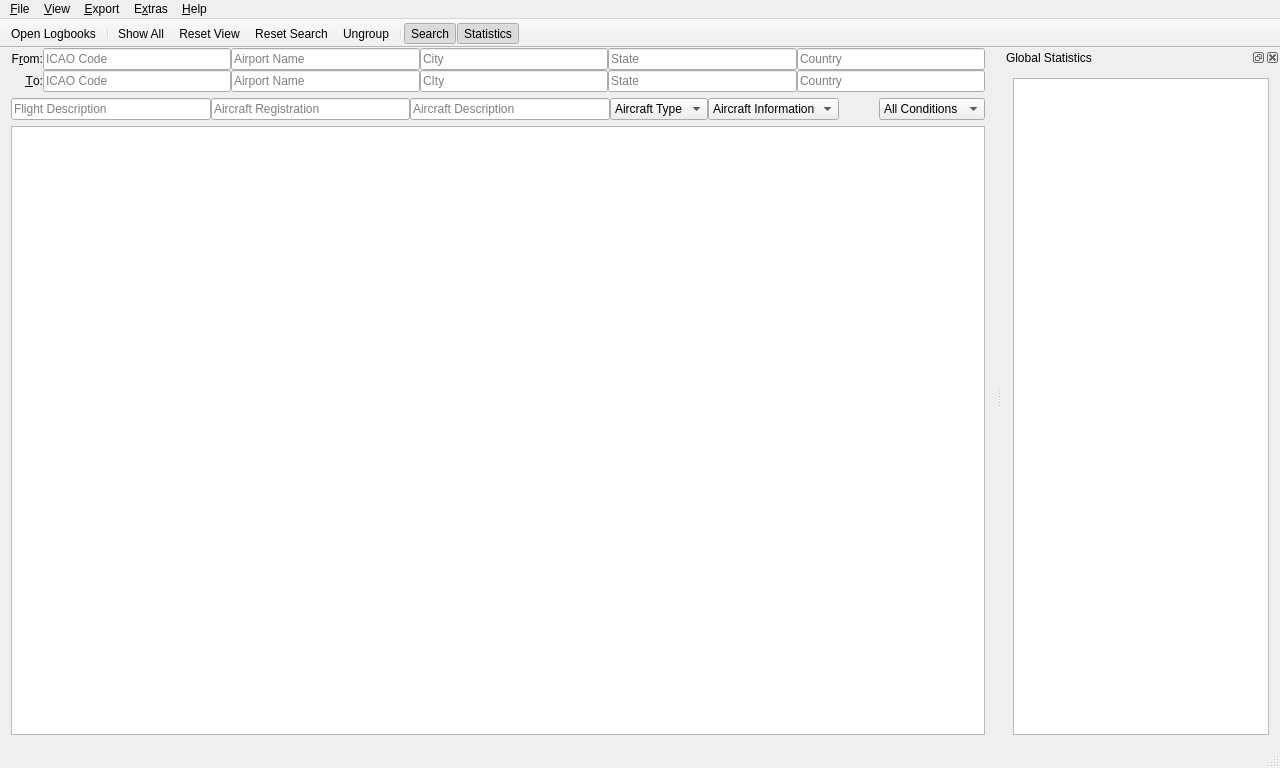
albar965/littlelogbook, file src/gui/mainwindow.ui: the form before one commit.
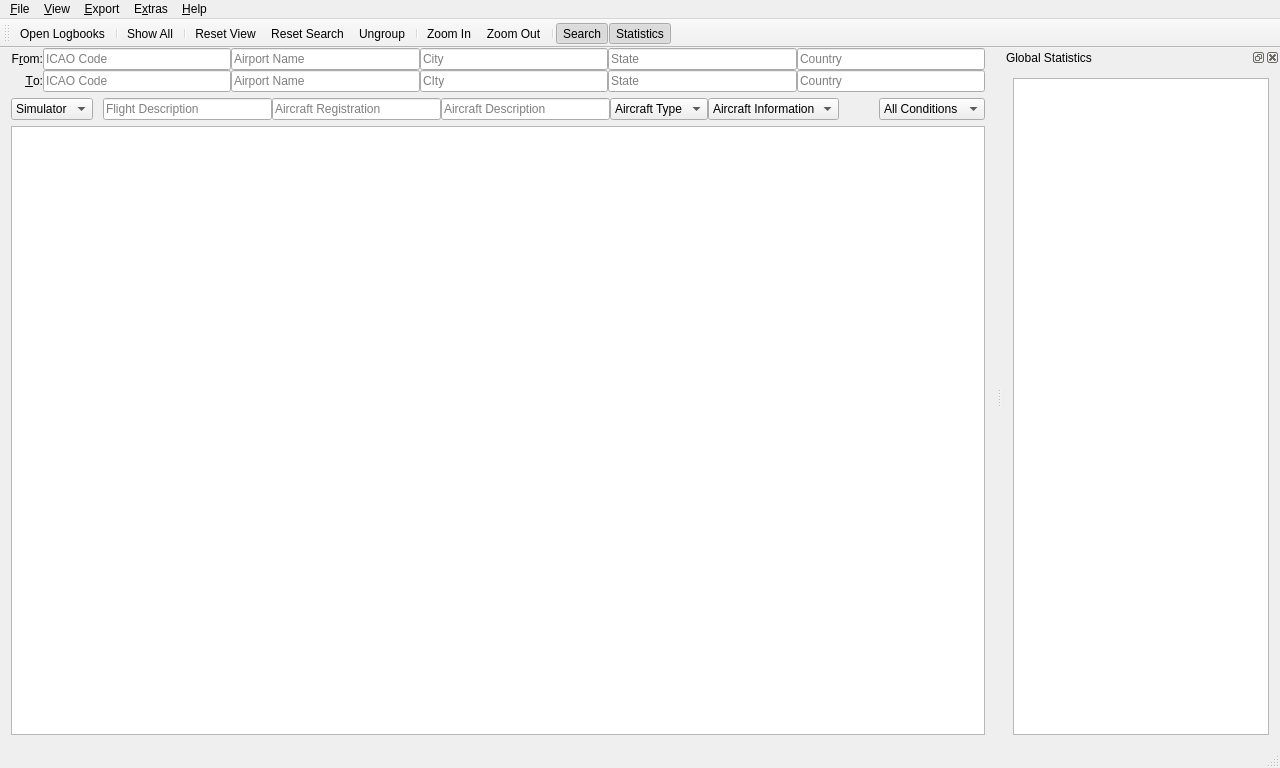
The form after the commit. Icons and pictures are not drawn.

Commit message: Added support for multiple flight simulator instances. Added zoom functionality for table view.

Patch:
```diff
--- a/src/gui/mainwindow.ui
+++ b/src/gui/mainwindow.ui
@@ -241,7 +241,64 @@
       <property name="spacing">
        <number>0</number>
       </property>
+      <item row="0" column="3">
+       <widget class="QLineEdit" name="aircraftRegLineEdit">
+        <property name="sizePolicy">
+         <sizepolicy hsizetype="Expanding" vsizetype="Fixed">
+          <horstretch>1</horstretch>
+          <verstretch>0</verstretch>
+         </sizepolicy>
+        </property>
+        <property name="toolTip">
+         <string>Registration of the aircraft used for a flight</string>
+        </property>
+        <property name="placeholderText">
+         <string>Aircraft Registration</string>
+        </property>
+        <property name="clearButtonEnabled">
+         <bool>true</bool>
+        </property>
+       </widget>
+      </item>
+      <item row="0" column="2">
+       <widget class="QLineEdit" name="descriptionLineEdit">
+        <property name="sizePolicy">
+         <sizepolicy hsizetype="Expanding" vsizetype="Fixed">
+          <horstretch>1</horstretch>
+          <verstretch>0</verstretch>
+         </sizepolicy>
+        </property>
+        <property name="toolTip">
+         <string>Short comment or descritption of a flight</string>
+        </property>
+        <property name="placeholderText">
+         <string>Flight Description</string>
+        </property>
+        <property name="clearButtonEnabled">
+         <bool>true</bool>
+        </property>
+       </widget>
+      </item>
       <item row="0" column="4">
+       <widget class="QLineEdit" name="aircraftDescrLineEdit">
+        <property name="sizePolicy">
+         <sizepolicy hsizetype="Expanding" vsizetype="Fixed">
+          <horstretch>1</horstretch>
+          <verstretch>0</verstretch>
+         </sizepolicy>
+        </property>
+        <property name="toolTip">
+         <string>Name or description of the aircraft used for a flight</string>
+        </property>
+        <property name="placeholderText">
+         <string>Aircraft Description</string>
+        </property>
+        <property name="clearButtonEnabled">
+         <bool>true</bool>
+        </property>
+       </widget>
+      </item>
+      <item row="0" column="6">
        <widget class="QComboBox" name="aircraftInfoComboBox">
         <property name="toolTip">
          <string>Other aircraft information</string>
@@ -258,7 +315,49 @@
         </item>
        </widget>
       </item>
-      <item row="0" column="6">
+      <item row="0" column="7">
+       <spacer name="horizontalSpacer">
+        <property name="orientation">
+         <enum>Qt::Horizontal</enum>
+        </property>
+        <property name="sizeHint" stdset="0">
+         <size>
+          <width>40</width>
+          <height>20</height>
+         </size>
+        </property>
+       </spacer>
+      </item>
+      <item row="0" column="0">
+       <widget class="QComboBox" name="simulatorComboBox">
+        <item>
+         <property name="text">
+          <string>Simulator</string>
+         </property>
+        </item>
+        <item>
+         <property name="text">
+          <string>FSX</string>
+         </property>
+        </item>
+        <item>
+         <property name="text">
+          <string>FSX SE</string>
+         </property>
+        </item>
+        <item>
+         <property name="text">
+          <string>P3D V2</string>
+         </property>
+        </item>
+        <item>
+         <property name="text">
+          <string>P3D V3</string>
+         </property>
+        </item>
+       </widget>
+      </item>
+      <item row="0" column="8">
        <widget class="QComboBox" name="conditionComboBox">
         <property name="toolTip">
          <string>Filter by all matching conditions or any matching condition</string>
@@ -275,7 +374,7 @@
         </item>
        </widget>
       </item>
-      <item row="0" column="3">
+      <item row="0" column="5">
        <widget class="QComboBox" name="aircraftTypeComboBox">
         <property name="toolTip">
          <string>Type of aircraft used for a flight</string>
@@ -310,71 +409,17 @@
         </item>
        </widget>
       </item>
-      <item row="0" column="2">
-       <widget class="QLineEdit" name="aircraftDescrLineEdit">
-        <property name="sizePolicy">
-         <sizepolicy hsizetype="Expanding" vsizetype="Fixed">
-          <horstretch>1</horstretch>
-          <verstretch>0</verstretch>
-         </sizepolicy>
-        </property>
-        <property name="toolTip">
-         <string>Name or description of the aircraft used for a flight</string>
-        </property>
-        <property name="placeholderText">
-         <string>Aircraft Description</string>
-        </property>
-        <property name="clearButtonEnabled">
-         <bool>true</bool>
-        </property>
-       </widget>
-      </item>
       <item row="0" column="1">
-       <widget class="QLineEdit" name="aircraftRegLineEdit">
-        <property name="sizePolicy">
-         <sizepolicy hsizetype="Expanding" vsizetype="Fixed">
-          <horstretch>1</horstretch>
-          <verstretch>0</verstretch>
-         </sizepolicy>
-        </property>
-        <property name="toolTip">
-         <string>Registration of the aircraft used for a flight</string>
-        </property>
-        <property name="placeholderText">
-         <string>Aircraft Registration</string>
-        </property>
-        <property name="clearButtonEnabled">
-         <bool>true</bool>
-        </property>
-       </widget>
-      </item>
-      <item row="0" column="0">
-       <widget class="QLineEdit" name="descriptionLineEdit">
-        <property name="sizePolicy">
-         <sizepolicy hsizetype="Expanding" vsizetype="Fixed">
-          <horstretch>1</horstretch>
-          <verstretch>0</verstretch>
-         </sizepolicy>
-        </property>
-        <property name="toolTip">
-         <string>Short comment or descritption of a flight</string>
-        </property>
-        <property name="placeholderText">
-         <string>Flight Description</string>
-        </property>
-        <property name="clearButtonEnabled">
-         <bool>true</bool>
-        </property>
-       </widget>
-      </item>
-      <item row="0" column="5">
-       <spacer name="horizontalSpacer">
+       <spacer name="horizontalSpacer_2">
         <property name="orientation">
          <enum>Qt::Horizontal</enum>
         </property>
+        <property name="sizeType">
+         <enum>QSizePolicy::Fixed</enum>
+        </property>
         <property name="sizeHint" stdset="0">
          <size>
-          <width>40</width>
+          <width>10</width>
           <height>20</height>
          </size>
         </property>
@@ -475,6 +520,10 @@
     <addaction name="actionResetView"/>
     <addaction name="actionResetSearch"/>
     <addaction name="actionUngroup"/>
+    <addaction name="separator"/>
+    <addaction name="actionZoomIn"/>
+    <addaction name="actionZoomOut"/>
+    <addaction name="actionZoomDefault"/>
    </widget>
    <widget class="QMenu" name="menuHelp">
     <property name="title">
@@ -517,10 +566,10 @@
     <string>Toolbar</string>
    </property>
    <property name="movable">
-    <bool>false</bool>
+    <bool>true</bool>
    </property>
    <property name="floatable">
-    <bool>false</bool>
+    <bool>true</bool>
    </property>
    <attribute name="toolBarArea">
     <enum>TopToolBarArea</enum>
@@ -531,10 +580,14 @@
    <addaction name="actionOpenLogbook"/>
    <addaction name="separator"/>
    <addaction name="actionShowAll"/>
+   <addaction name="separator"/>
    <addaction name="actionResetView"/>
    <addaction name="actionResetSearch"/>
    <addaction name="actionUngroup"/>
    <addaction name="separator"/>
+   <addaction name="actionZoomIn"/>
+   <addaction name="actionZoomOut"/>
+   <addaction name="separator"/>
    <addaction name="actionShowSearch"/>
    <addaction name="actionShowStatistics"/>
   </widget>
@@ -989,6 +1042,41 @@
     <string>Paths</string>
    </property>
   </action>
+  <action name="actionZoomIn">
+   <property name="icon">
+    <iconset resource="../../littlelogbook.qrc">
+     <normaloff>:/littlelogbook/resources/icons/zoomin.svg</normaloff>:/littlelogbook/resources/icons/zoomin.svg</iconset>
+   </property>
+   <property name="text">
+    <string>Zoom In</string>
+   </property>
+   <property name="shortcut">
+    <string>Ctrl++</string>
+   </property>
+  </action>
+  <action name="actionZoomOut">
+   <property name="icon">
+    <iconset resource="../../littlelogbook.qrc">
+     <normaloff>:/littlelogbook/resources/icons/zoomout.svg</normaloff>:/littlelogbook/resources/icons/zoomout.svg</iconset>
+   </property>
+   <property name="text">
+    <string>Zoom Out</string>
+   </property>
+   <property name="shortcut">
+    <string>Ctrl+-</string>
+   </property>
+  </action>
+  <action name="actionZoomDefault">
+   <property name="enabled">
+    <bool>false</bool>
+   </property>
+   <property name="text">
+    <string>Default Zoom</string>
+   </property>
+   <property name="shortcut">
+    <string>Ctrl+0</string>
+   </property>
+  </action>
  </widget>
  <layoutdefault spacing="6" margin="11"/>
  <tabstops>
```
The commit also changes 9 other files.
